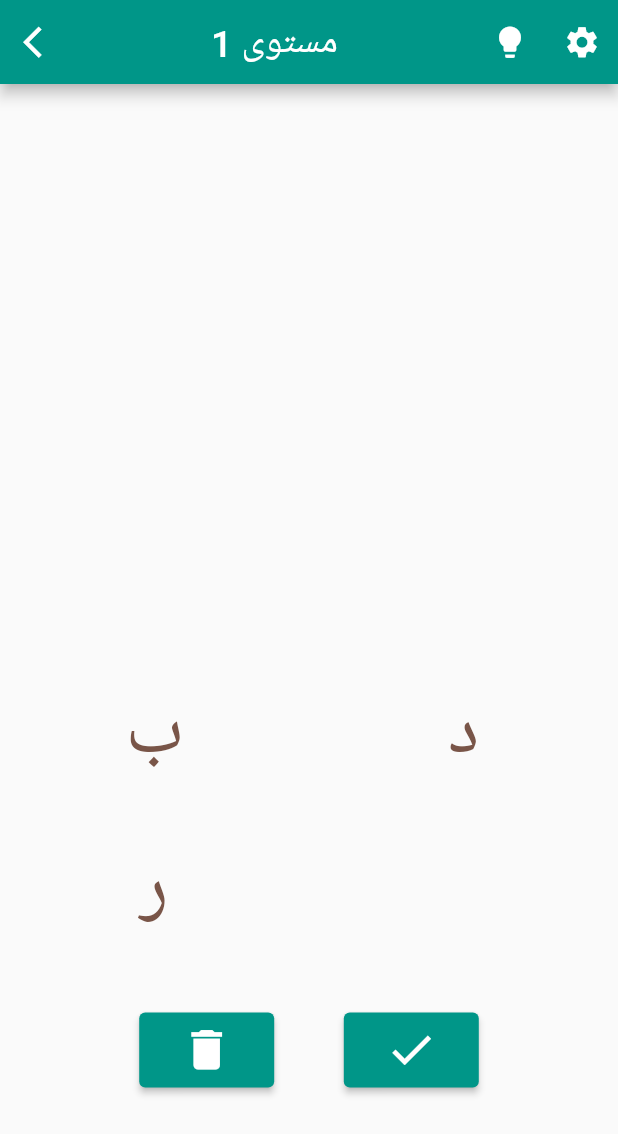
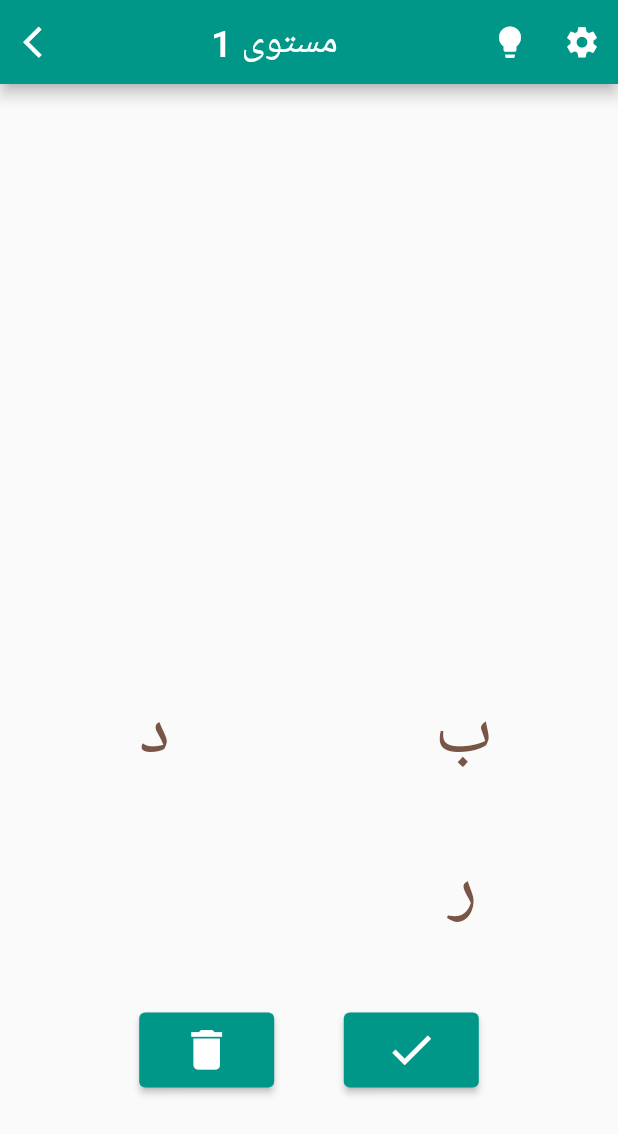
Before and after one commit to EmanOss/word_kunafa, a Flutter app: the screen it shows after launch, on a phone screen of 412 x 824 dp. Shown: the top 1134 px of the screen. Run offline on Flutter 3.47's test engine with Material 2 defaults, Android fonts, the phone set to English and light mode, and no system bars.

Commit message:
added keys

```diff
--- a/lib/screens/play.dart
+++ b/lib/screens/play.dart
@@ -22,7 +22,9 @@ class _PlayScreenState extends State<PlayScreen> with TickerProviderStateMixin {
   late AnimationController _controller;
   late Animation<double> anim;
   late Future<List<level>> _myJsonData;
-  late List<GlobalKey> letterKeys;
+  late List<GlobalKey> letterKeys=[];
+  // final GlobalKey letterKeys = GlobalKey();
+  bool addedKeys=false;
 
   void _addLetter(String c) {
     setState(() {
@@ -132,8 +134,14 @@ class _PlayScreenState extends State<PlayScreen> with TickerProviderStateMixin {
   void _back() {
     Navigator.pop(context);
   }
+  void _initKeys(){
+    for(int i=0; i<4;i++){
+      letterKeys.add(GlobalKey());
+    }
+  }
   void initState() {
     super.initState();
+    _initKeys();
     _myJsonData = ReadJsonData();
     _controller = AnimationController(
       duration: const Duration(milliseconds: 70),
@@ -150,7 +158,6 @@ class _PlayScreenState extends State<PlayScreen> with TickerProviderStateMixin {
         _controller.forward();
       }
     });
-    _getWidgetInfo();
   }
   @override
   void dispose() {
@@ -170,15 +177,19 @@ class _PlayScreenState extends State<PlayScreen> with TickerProviderStateMixin {
     return res;
   }
 
-  void _getWidgetInfo() {
-    final RenderBox renderBox = _trashKey.currentContext?.findRenderObject() as RenderBox;
+  void _getWidgetInfo() =>
+      WidgetsBinding.instance?.addPostFrameCallback((_) {
+        //todo loop over letterkeys and store size/area in an arr
+        //use this arr later to detect drag into a letter
+        final RenderBox renderBox = letterKeys[0].currentContext?.findRenderObject() as RenderBox;
         final Size size = renderBox.size; // or _widgetKey.currentContext?.size
         print('Size: ${size.width}, ${size.height}');
 
         final Offset offset = renderBox.localToGlobal(Offset.zero);
         print('Offset: ${offset.dx}, ${offset.dy}');
-    // print('Position: ${(offset.dx + size.width) / 2}, ${(offset.dy + size.height) / 2}');
-  }
+        print('Position: ${(offset.dx + size.width) / 2}, ${(offset.dy + size.height) / 2}');
+
+      });
 
   @override
   Widget build(BuildContext context) {
@@ -220,11 +231,13 @@ class _PlayScreenState extends State<PlayScreen> with TickerProviderStateMixin {
           // horizontal).
           mainAxisAlignment: MainAxisAlignment.center,
           children: <Widget>[
-            Container(height: 200, decoration: myStyles.tray,
+        Directionality(
+            textDirection: TextDirection.rtl,
+            child:Container(height: 200, decoration: myStyles.tray,
                   child:GridView.count(
                     crossAxisCount: 3,
                     children: _solved.map<Container>((s) =>Container(alignment: Alignment.topCenter,
-                          child:Text(s, style: myStyles.words,),)).toList(),),),
+                          child:Text(s, style: myStyles.words,),)).toList(),),)),
             AnimatedBuilder(
                 builder: (context, child) {
                   return Transform.translate(
@@ -239,6 +252,7 @@ class _PlayScreenState extends State<PlayScreen> with TickerProviderStateMixin {
                   _word,style: myStyles.letters,),)
             ),
             FutureBuilder(
+              // key: letterKeys,
               future: _myJsonData,
               builder: (context, data) {
                 if (data.hasError) {
@@ -249,31 +263,51 @@ class _PlayScreenState extends State<PlayScreen> with TickerProviderStateMixin {
                   // items will hold all the data of DataModel
                   //items[index].name can be used to fetch name of product as done below
                   var items = data.data as List<level>;
-                  return Flex(direction: Axis.horizontal,
+                  return Directionality(
+                      textDirection: TextDirection.rtl,
+                      child:Flex(direction: Axis.horizontal,
                         children: [ Expanded(
                           child: SizedBox(
                             height: 220,
                             width: 50,
-                        child: GridView.count(
-                              crossAxisCount: 2,
-                              childAspectRatio: 2/1,
-                              children: items[_currLevel].letters!.map<Container>((s) =>
-                              Container(alignment: Alignment.topCenter,
-                                //add listview.builder somewhere here
-                                //so that i can add each letter's key to the list based on its index
+                            child: GridView.builder(gridDelegate: const SliverGridDelegateWithFixedCrossAxisCount(
+                              crossAxisCount: 2, childAspectRatio: 2/1),
+                              physics: const NeverScrollableScrollPhysics(),
+                              itemCount: items[_currLevel].letters!.length,
+                              itemBuilder: (context, index) {
+                              return Container(alignment: Alignment.topCenter,
                                   child:GestureDetector(
-                                    // onTap:()=>_addLetter(s),
-                                    onPanStart:(DragStartDetails dragStartDetails){ _addLetter(s);},
-                                    onPanUpdate:(DragUpdateDetails dd){
-                                    //  todo if overlapping with other letters, add those letters
-                                    // print(dd.globalPosition);
-                                      print()
+                                    key: letterKeys[index],
+                                    onTap:(){
+                                      _addLetter(items[_currLevel].letters![index]);
+                                      if(!addedKeys){print('hi'); addedKeys=true; _getWidgetInfo();}
                                       },
-                                    // onPanEnd: (DragEndDetails d){_clearWord();},
-                                    child:Text(s, style: myStyles.letters,)),)).toList(),
+                                    //todo - try here calling the getInfo method inside onTap
+                                    //also add a check so it's only called the 1st time
+                                    child: Text(items[_currLevel].letters![index], style: myStyles.letters,),
                                   )
+                              );},)
+
+                            // GridView.count(
+                            //       crossAxisCount: 2,
+                            //       childAspectRatio: 2/1,
+                            //       children: items[_currLevel].letters!.map<Container>((s) =>
+                            //       Container(alignment: Alignment.topCenter,
+                            //         //add listview.builder somewhere here
+                            //         //so that i can add each letter's key to the list based on its index
+                            //         child:GestureDetector(
+                            //             // onTap:()=>_addLetter(s),
+                            //             onPanStart:(DragStartDetails dragStartDetails){ _addLetter(s);},
+                            //             onPanUpdate:(DragUpdateDetails dd){
+                            //             //  todo if overlapping with other letters, add those letters
+                            //             // print(dd.globalPosition);
+                            //               print('');
+                            //             },
+                            //             // onPanEnd: (DragEndDetails d){_clearWord();},
+                            //             child:Text(s, style: myStyles.letters,)),)).toList(),
+                            // )
                           )
-                    ) ],);
+                    ) ],));
                 }
                 else {
                   // show circular progress while data is getting fetched from json file
@@ -286,7 +320,7 @@ class _PlayScreenState extends State<PlayScreen> with TickerProviderStateMixin {
             Row(mainAxisAlignment: MainAxisAlignment.center, children: [
               Spacer(flex: 2,),
               ElevatedButton(
-                // key: _trashKey,
+                  // key: letterKeys,
                 style: myStyles.btn,
                 onPressed: () => _clearWord(),
                 child: const Icon(Icons.delete, size:35,)),
```
Lines whose indentation alone changed are shown as unchanged.
